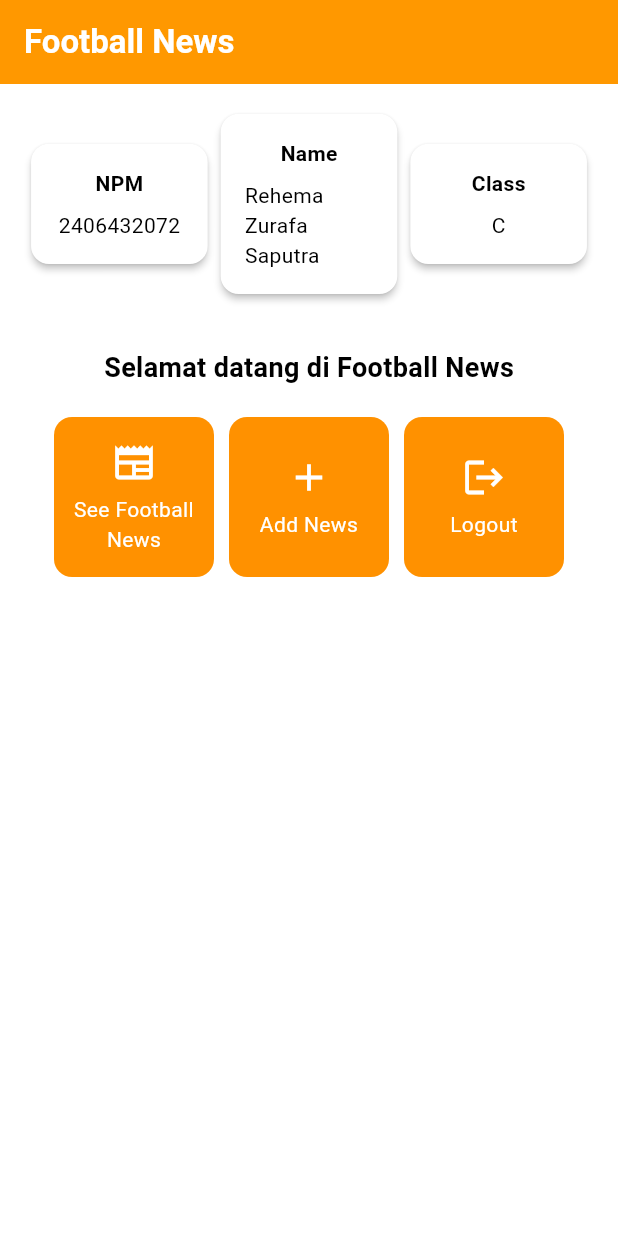
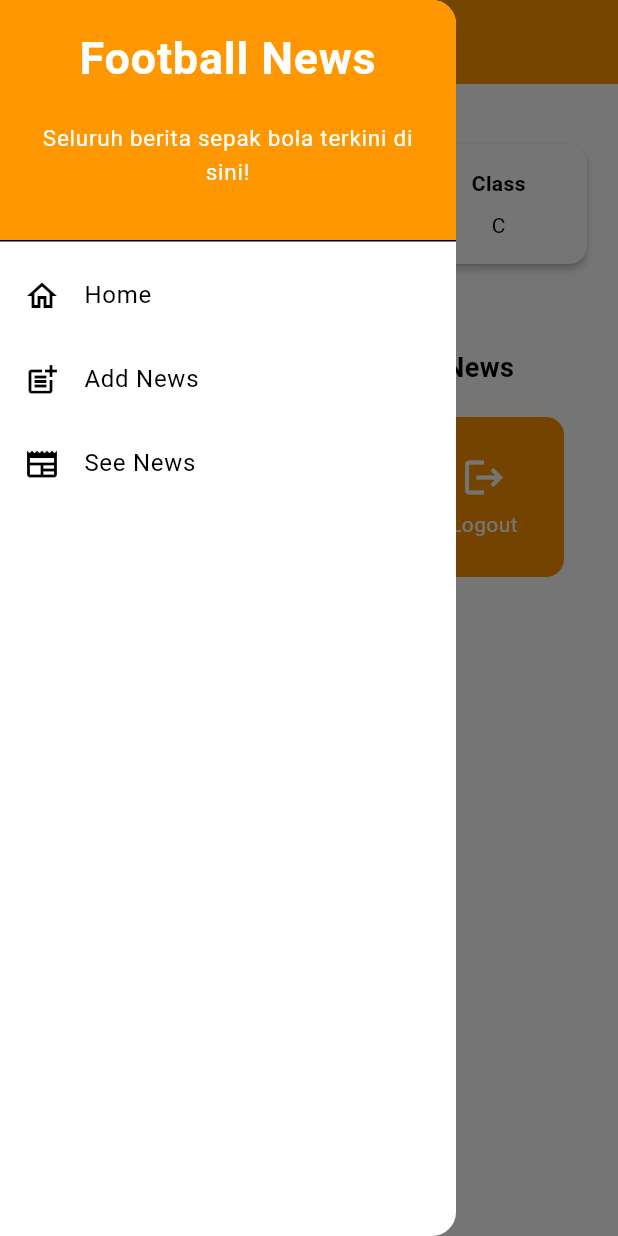
Before and after one commit to rehemazurafasaputra/football-news-mobile, a Flutter app: the screen it shows after launch, with the side drawer open (before the commit the screen has no drawer), on a phone screen of 412 x 824 dp. Run offline on Flutter 3.47's test engine with Material 3 defaults, Android fonts, the phone set to English and light mode, and no system bars.

Commit message:
Tutorial 7 selesai

```diff
--- a/lib/main.dart
+++ b/lib/main.dart
@@ -1,5 +1,5 @@
 import 'package:flutter/material.dart';
-import 'package:football_news/menu.dart';
+import 'package:football_news/screens/menu.dart';
 
 void main() {
   runApp(const MyApp());
--- a/lib/menu.dart
+++ b/lib/screens/menu.dart
@@ -1,4 +1,6 @@
 import 'package:flutter/material.dart';
+import 'package:football_news/widgets/left_drawer.dart';
+import 'package:football_news/widgets/news_card.dart';
 
 class MyHomePage extends StatelessWidget {
   MyHomePage({super.key});
@@ -31,6 +33,7 @@ class MyHomePage extends StatelessWidget {
         // Warna latar belakang AppBar diambil dari skema warna tema aplikasi.
         backgroundColor: Theme.of(context).colorScheme.primary,
       ),
+      drawer: LeftDrawer(),
       // Body halaman dengan padding di sekelilingnya.
       body: Padding(
         padding: const EdgeInsets.all(16.0),
@@ -133,60 +136,3 @@ class InfoCard extends StatelessWidget {
     );
   }
 }
-
-class ItemCard extends StatelessWidget {
-  // Menampilkan kartu dengan ikon dan nama.
-
-  final ItemHomepage item;
-
-  const ItemCard(this.item, {super.key});
-
-  @override
-  Widget build(BuildContext context) {
-    return Material(
-      // Menentukan warna latar belakang dari tema aplikasi.
-      color: Theme
-          .of(context)
-          .colorScheme
-          .secondary,
-      // Membuat sudut kartu melengkung.
-      borderRadius: BorderRadius.circular(12),
-
-      child: InkWell(
-        // Aksi ketika kartu ditekan.
-        onTap: () {
-          // Menampilkan pesan SnackBar saat kartu ditekan.
-          ScaffoldMessenger.of(context)
-            ..hideCurrentSnackBar()
-            ..showSnackBar(
-                SnackBar(
-                    content: Text("Kamu telah menekan tombol ${item.name}!"))
-            );
-        },
-        // Container untuk menyimpan Icon dan Text
-        child: Container(
-          padding: const EdgeInsets.all(8),
-          child: Center(
-            child: Column(
-              // Menyusun ikon dan teks di tengah kartu.
-              mainAxisAlignment: MainAxisAlignment.center,
-              children: [
-                Icon(
-                  item.icon,
-                  color: Colors.white,
-                  size: 30.0,
-                ),
-                const Padding(padding: EdgeInsets.all(3)),
-                Text(
-                  item.name,
-                  textAlign: TextAlign.center,
-                  style: const TextStyle(color: Colors.white),
-                ),
-              ],
-            ),
-          ),
-        ),
-      ),
-    );
-  }
-}
--- /dev/null
+++ b/lib/widgets/left_drawer.dart
@@ -0,0 +1,77 @@
+import 'package:flutter/material.dart';
+import 'package:football_news/screens/menu.dart';
+import 'package:football_news/screens/newslist_form.dart';
+
+class LeftDrawer extends StatelessWidget {
+  const LeftDrawer({super.key});
+
+  @override
+  Widget build(BuildContext context) {
+    return Drawer(
+      child: ListView(
+        children: [
+          const DrawerHeader(
+            decoration: BoxDecoration(
+              color: Colors.orange,
+            ),
+            child: Column(
+              children: [
+                Text(
+                  'Football News',
+                  textAlign: TextAlign.center,
+                  style: TextStyle(
+                    fontSize: 30,
+                    fontWeight: FontWeight.bold,
+                    color: Colors.white,
+                  ),
+                ),
+                Padding(padding: EdgeInsets.all(10)),
+                Text("Seluruh berita sepak bola terkini di sini!",
+                  style: TextStyle(fontSize: 15,color: Colors.white,fontWeight: FontWeight.normal),
+                  textAlign: TextAlign.center,
+                ),
+              ],
+            ),
+          ),
+
+          ListTile(
+            leading: const Icon(Icons.home_outlined),
+            title: const Text('Home'),
+            // Bagian redirection ke MyHomePage
+            onTap: () {
+              Navigator.pushReplacement(
+                  context,
+                  MaterialPageRoute(
+                    builder: (context) => MyHomePage(),
+                  ));
+            },
+          ),
+          ListTile(
+            leading: const Icon(Icons.post_add),
+            title: const Text('Add News'),
+            // Bagian redirection ke NewsFormPage
+            onTap: () {
+              Navigator.pushReplacement(
+                  context,
+                  MaterialPageRoute(
+                    builder: (context) => NewsFormPage(),
+                  ));
+            },
+          ),
+          ListTile(
+            leading: const Icon(Icons.newspaper),
+            title: const Text('See News'),
+            // Bagian redirection ke MainPage (untuk sementara)
+            onTap: () {
+              Navigator.pushReplacement(
+                  context,
+                  MaterialPageRoute(
+                    builder: (context) => MyHomePage(),
+                  ));
+            },
+          ),
+        ],
+      ),
+    );
+  }
+}
--- /dev/null
+++ b/lib/widgets/news_card.dart
@@ -0,0 +1,69 @@
+import 'package:flutter/material.dart';
+import 'package:football_news/screens/menu.dart';
+import 'package:football_news/screens/newslist_form.dart';
+
+class ItemCard extends StatelessWidget {
+  // Menampilkan kartu dengan ikon dan nama.
+
+  final ItemHomepage item;
+
+  const ItemCard(this.item, {super.key});
+
+  @override
+  Widget build(BuildContext context) {
+    return Material(
+      // Menentukan warna latar belakang dari tema aplikasi.
+      color: Theme
+          .of(context)
+          .colorScheme
+          .secondary,
+      // Membuat sudut kartu melengkung.
+      borderRadius: BorderRadius.circular(12),
+
+      child: InkWell(
+        // Aksi ketika kartu ditekan.
+        onTap: () {
+          // Menampilkan pesan SnackBar saat kartu ditekan.
+          ScaffoldMessenger.of(context)
+            ..hideCurrentSnackBar()
+            ..showSnackBar(
+                SnackBar(
+                    content: Text("Kamu telah menekan tombol ${item.name}!"))
+            );
+
+          // Navigate ke route yang sesuai (tergantung jenis tombol)
+          if (item.name == "Add News") {
+            Navigator.push(
+                context,
+                MaterialPageRoute(
+                  builder: (context) => NewsFormPage(),
+                ));
+          }
+        },
+        // Container untuk menyimpan Icon dan Text
+        child: Container(
+          padding: const EdgeInsets.all(8),
+          child: Center(
+            child: Column(
+              // Menyusun ikon dan teks di tengah kartu.
+              mainAxisAlignment: MainAxisAlignment.center,
+              children: [
+                Icon(
+                  item.icon,
+                  color: Colors.white,
+                  size: 30.0,
+                ),
+                const Padding(padding: EdgeInsets.all(3)),
+                Text(
+                  item.name,
+                  textAlign: TextAlign.center,
+                  style: const TextStyle(color: Colors.white),
+                ),
+              ],
+            ),
+          ),
+        ),
+      ),
+    );
+  }
+}
```
Also changed, not shown: lib/screens/newslist_form.dart (added, +211 -0 lines).
